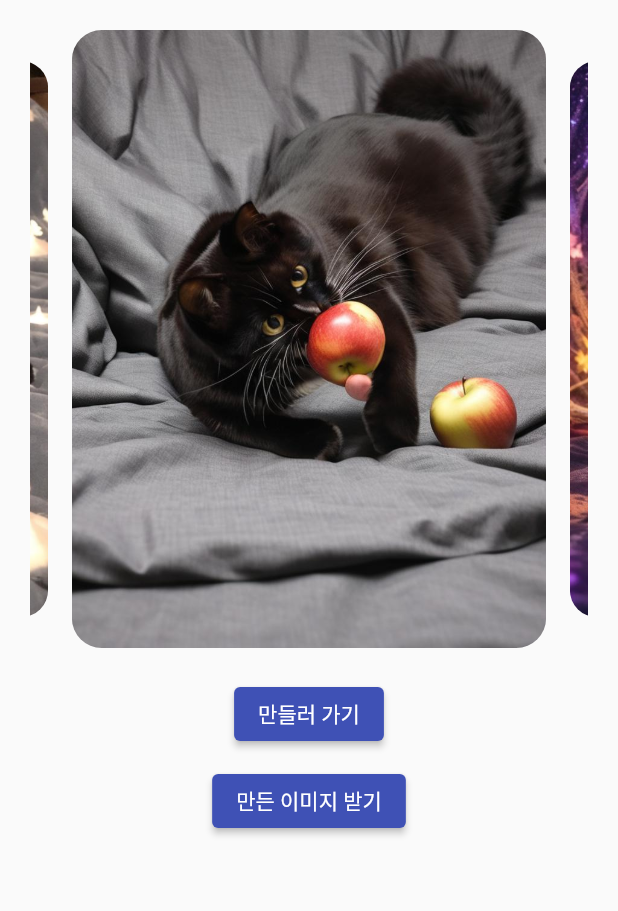
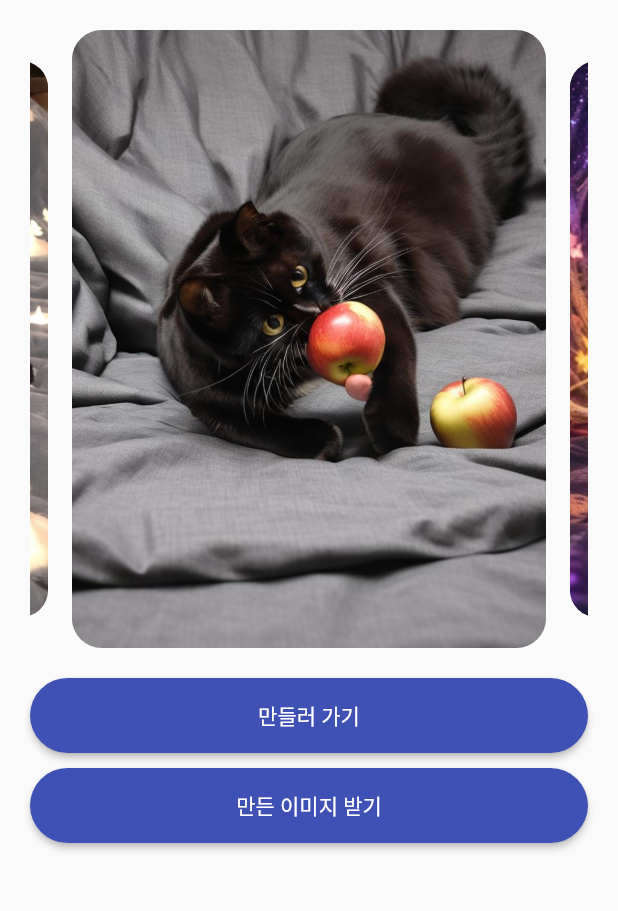
Before and after one commit to Petudio/frontend, a Flutter app: the screen it shows after launch, on a phone screen of 412 x 824 dp, the part 84-995 px from its top. Run offline on Flutter 3.47's test engine with Material 2 defaults, Android fonts, the phone set to English and light mode, and no system bars; our stand-ins replace image_gallery_saver, image_picker.

Commit message:
메인화면 버튼 수정

```diff
--- a/lib/main.dart
+++ b/lib/main.dart
@@ -1,7 +1,6 @@
 import 'dart:async';
 import 'package:flutter/material.dart';
 import 'package:petudio/four_cuts.dart';
-import 'package:petudio/four_cuts_result.dart';
 import 'package:petudio/four_cuts_settings.dart';
 
 void main() {
@@ -35,12 +34,6 @@ class _MyHomePageState extends State<MyHomePage> {
   int _currentIndex = 0;
   PageController _pageController =
       PageController(viewportFraction: 0.85); // Added viewportFraction
-  // final Map<int, String> imageMap = {
-  //   4: "https://petudio-bucket.s3.ap-northeast-2.amazonaws.com/ca6e6119-fa37-4518-b854-f91e1afcc48d.PNG",
-  //   3: "https://petudio-bucket.s3.ap-northeast-2.amazonaws.com/1729cd65-ed0b-4428-af89-997cd05c4139.PNG",
-  //   2: "https://petudio-bucket.s3.ap-northeast-2.amazonaws.com/1729cd65-ed0b-4428-af89-997cd05c4139.PNG",
-  //   1: "https://petudio-bucket.s3.ap-northeast-2.amazonaws.com/1729cd65-ed0b-4428-af89-997cd05c4139.PNG",
-  // };
 
   @override
   void initState() {
@@ -105,7 +98,15 @@ class _MyHomePageState extends State<MyHomePage> {
               ),
             ),
             SizedBox(height: 20),
-            ElevatedButton(
+            Container(
+              width: double.infinity,
+              height: 50,
+              child: ElevatedButton(
+                style: ElevatedButton.styleFrom(
+                  shape: RoundedRectangleBorder(
+                    borderRadius: BorderRadius.circular(100.0),
+                  ),
+                ),
                 onPressed: () {
                   Navigator.push(
                     context,
@@ -114,8 +115,17 @@ class _MyHomePageState extends State<MyHomePage> {
                 },
                 child: Text('만들러 가기'),
               ),
+            ),
             SizedBox(height: 10),
-            ElevatedButton(
+            Container(
+              width: double.infinity,
+              height: 50,
+              child: ElevatedButton(
+                style: ElevatedButton.styleFrom(
+                  shape: RoundedRectangleBorder(
+                    borderRadius: BorderRadius.circular(100.0),
+                  ),
+                ),
                 onPressed: () {
                   Navigator.push(
                     context,
@@ -127,6 +137,7 @@ class _MyHomePageState extends State<MyHomePage> {
                 },
                 child: Text('만든 이미지 받기'),
               ),
+            ),
           ],
         ),
       ),
```
Lines whose indentation alone changed are shown as unchanged.
